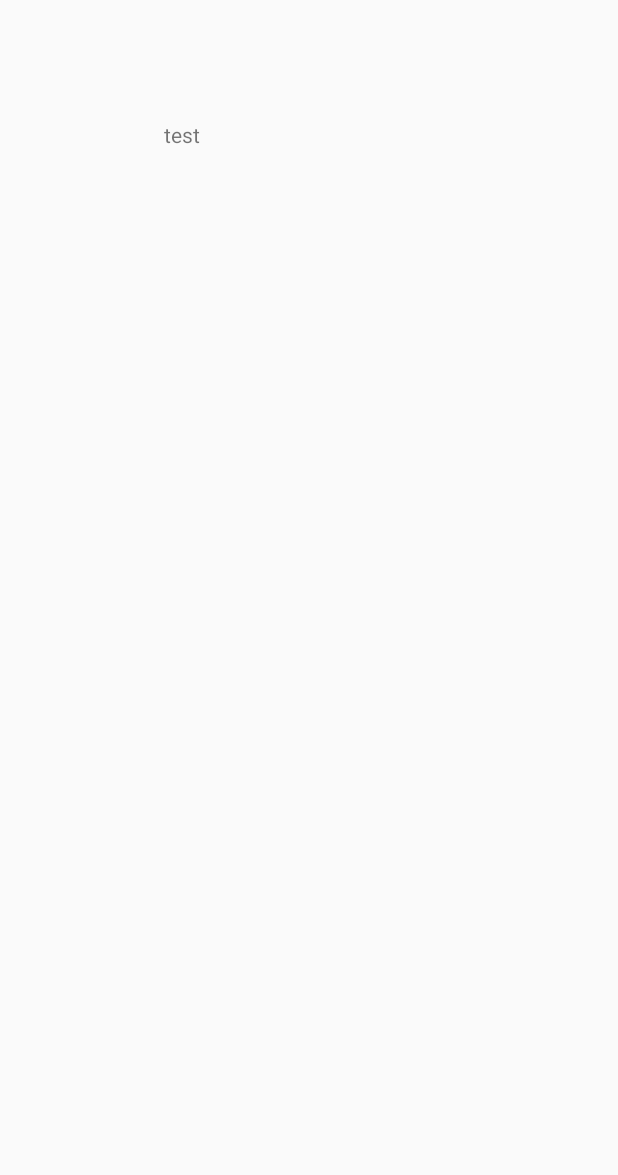
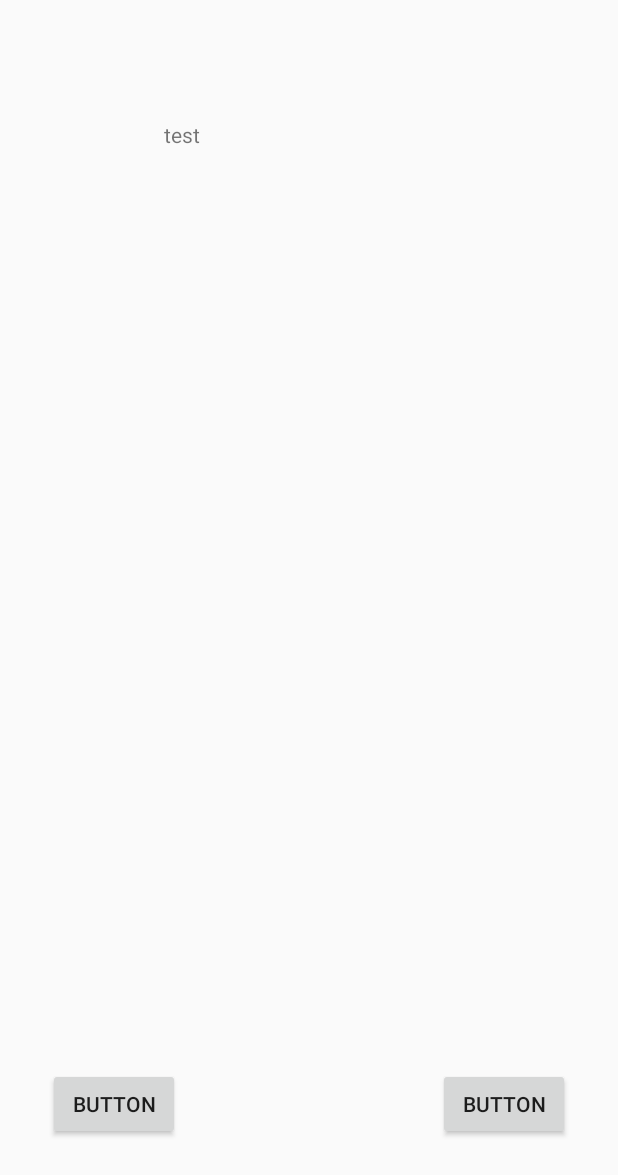
Before and after one commit to Jideen/Wentworth-GPS, an Android app: the Main2Activity screen opened directly, with no data from a screen before it, on a phone screen of 412 x 824 dp. Before the commit the part shown is almost empty. Shown: the top 1175 px of the screen. Run offline under Robolectric (Android 15) with nearby library versions, the phone set to English and light mode, and no system bars.

Commit message:
Add navigation activity and begin framework for spinner population

```diff
--- a/app/src/main/AndroidManifest.xml
+++ b/app/src/main/AndroidManifest.xml
@@ -1,8 +1,10 @@
 <?xml version="1.0" encoding="utf-8"?>
 <manifest xmlns:android="http://schemas.android.com/apk/res/android"
     package="edu.wit.myapplication">
+
     <uses-permission android:name="android.permission.ACCESS_FINE_LOCATION" />
     <uses-permission android:name="android.permission.ACCESS_COARSE_LOCATION" />
+
     <application
         android:allowBackup="true"
         android:icon="@mipmap/ic_launcher"
@@ -20,6 +22,10 @@
         <activity
             android:name=".Main2Activity"
             android:label="@string/title_activity_main2"
+            android:theme="@style/AppTheme.NoActionBar" />
+        <activity
+            android:name=".Navigation"
+            android:label="@string/title_activity_navigation"
             android:theme="@style/AppTheme.NoActionBar"></activity>
     </application>
 
--- a/app/src/main/res/layout/activity_main2.xml
+++ b/app/src/main/res/layout/activity_main2.xml
@@ -15,8 +15,30 @@
         android:layout_marginEnd="8dp"
         android:layout_marginStart="8dp"
         android:layout_marginTop="80dp"
-        android:text="test"
+        android:text="@string/test"
         app:layout_constraintEnd_toEndOf="parent"
         app:layout_constraintStart_toStartOf="parent"
         app:layout_constraintTop_toTopOf="parent" />
+
+    <Button
+        android:id="@+id/button5"
+        android:layout_width="wrap_content"
+        android:layout_height="wrap_content"
+        android:layout_marginBottom="64dp"
+        android:layout_marginEnd="32dp"
+        android:text="@string/button"
+        app:layout_constraintBottom_toBottomOf="parent"
+        app:layout_constraintEnd_toEndOf="parent"
+        tools:text="Wrong" />
+
+    <Button
+        android:id="@+id/button6"
+        android:layout_width="wrap_content"
+        android:layout_height="wrap_content"
+        android:layout_marginBottom="64dp"
+        android:layout_marginStart="32dp"
+        android:text="@string/button"
+        app:layout_constraintBottom_toBottomOf="parent"
+        app:layout_constraintStart_toStartOf="parent"
+        tools:text="Right" />
 </android.support.constraint.ConstraintLayout>
```
Also changed, not shown: app/src/main/java/edu/wit/myapplication/Main2Activity.java (+33 -58 lines), app/src/main/java/edu/wit/myapplication/MainActivity.java (+6 -43 lines), app/src/main/java/edu/wit/myapplication/Map_Screen.java (deleted, +0 -45 lines), app/src/main/java/edu/wit/myapplication/Navigation.java (added, +28 -0 lines), app/src/main/java/edu/wit/myapplication/SpinnerPopulate.java (added, +14 -0 lines), app/src/main/res/layout/activity_map_screen.xml (deleted, +0 -8 lines), app/src/main/res/layout/activity_navigation.xml (added, +75 -0 lines), app/src/main/res/layout/content_navigation.xml (added, +16 -0 lines), app/src/main/res/values/strings.xml (+16 -0 lines).
